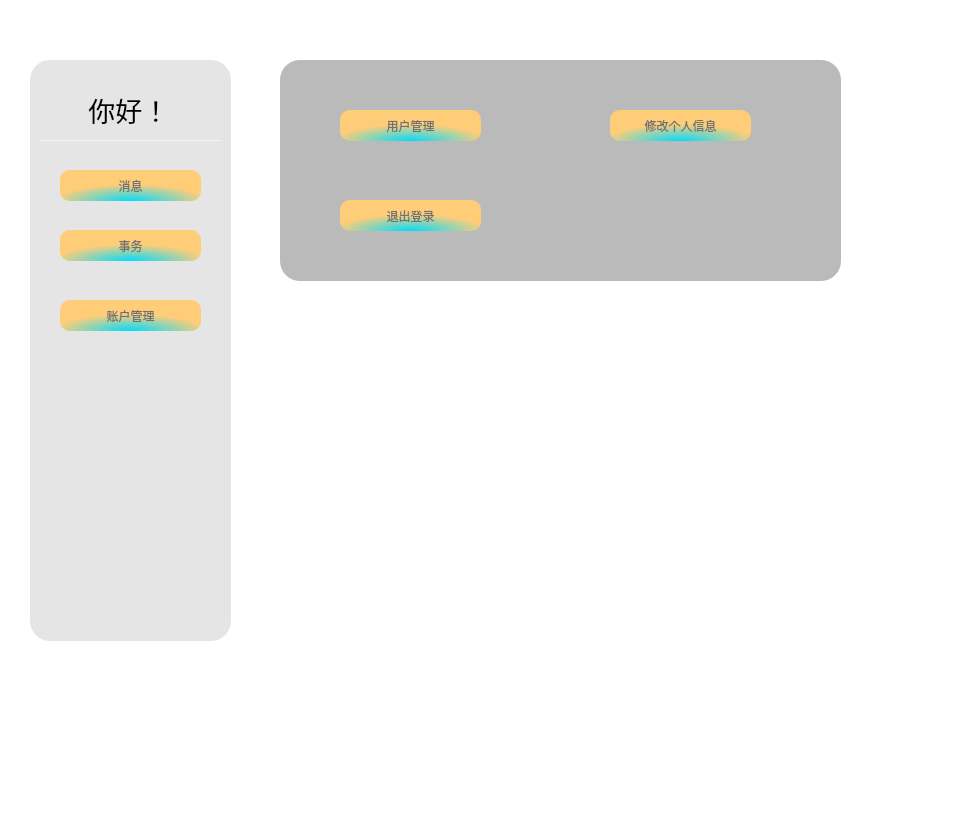
Before: the Qt Designer form view/homepage/administratorhomepage.ui in JunWang666/LabNexus, drawn with Qt 5.
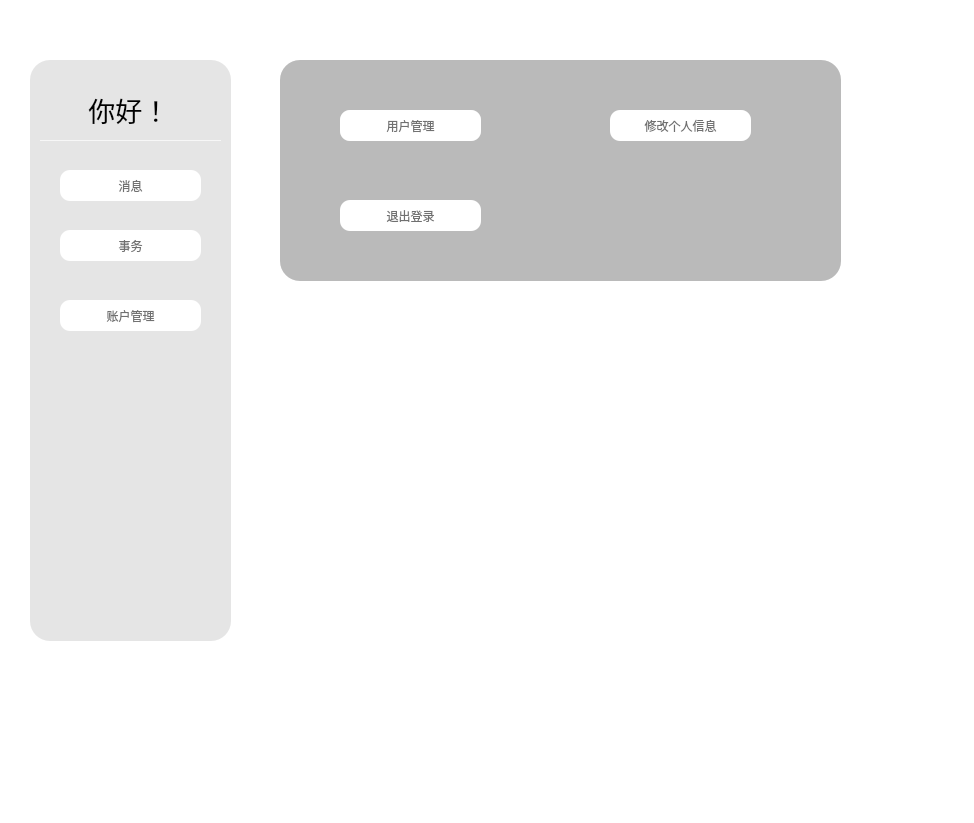
After: the same form once the commit is applied. Icons and pictures are not drawn.

What changed in the file:
```diff
--- a/view/homepage/administratorhomepage.ui
+++ b/view/homepage/administratorhomepage.ui
@@ -15,91 +15,98 @@
   </property>
   <property name="styleSheet">
    <string notr="true">*{
-	background-color: rgb(255, 255, 255);
-}
+                background-color: rgb(255, 255, 255);
+                }
 
-QFrame#frame{
-border-radius:30px;
-	background-image: url(:/User_Page.jpg);
-border-repeat: no-repeat;
-    border-position: center;
+                QFrame#frame{
+                border-radius:30px;
+                background-image: url(:/User_Page.jpg);
+                border-repeat: no-repeat;
+                border-position: center;
 
-}
+                }
 
-#frame_2{
-	background-color: rgba(89, 89, 89, 40);
-border-radius:20px;
-}
+                #frame_2{
+                background-color: rgba(89, 89, 89, 40);
+                border-radius:20px;
+                }
 
-#welcomeLabel{
-	background-color: rgba(255, 255, 255, 0);
-border-bottom:1px solid rgba(255, 255, 255, 180);
-}
-QPushButton#messageButton{
-	background-color: rgba(255, 255, 255, 0);
-outline:none;
-}
+                #welcomeLabel{
+                background-color: rgba(255, 255, 255, 0);
+                border-bottom:1px solid rgba(255, 255, 255, 180);
+                }
+                QPushButton#messageButton{
+                background-color: rgba(255, 255, 255, 0);
+                outline:none;
+                }
 
-#frame_3{
-	background-color: rgba(89, 89, 89, 60);
-border-radius:20px;
-}
-#frame_4{
-background-color: rgba(89, 89, 89, 60);
-border-radius:20px;
-}
+                #frame_3{
+                background-color: rgba(89, 89, 89, 60);
+                border-radius:20px;
+                }
+                #frame_4{
+                background-color: rgba(89, 89, 89, 60);
+                border-radius:20px;
+                }
 
-QPushButton{
-border-radius:10px;
-    outline:none;
-    background-color: qradialgradient(spread:pad, cx:0.5, cy:1, radius:0.538, fx:0.496955, fy:1, stop:0 rgba(0, 220, 255, 255), stop:1 rgba(255, 205, 120, 255));
-    font:700 20pt &quot;Microsoft YaHei UI&quot;;
-    color: rgb(112, 112, 112);
-border:none;
-}
+                QPushButton{
+                border-radius:10px;
+                outline:none;
+                background-color: qradialgradient(spread:pad, cx:0.5, cy:1, radius:0.538, fx:0.496955, fy:1, stop:0
+                rgba(0, 220, 255, 255), stop:1 rgba(255, 205, 120, 255));
+                font:700 20pt &quot;Microsoft YaHei UI&quot;;
+                color: rgb(112, 112, 112);
+                border:none;
+                }
 
-QPushButton#messageButton{
-outline:none;
-border-radius:10px;
-    background-color: qradialgradient(spread:pad, cx:0.5, cy:1, radius:0.538, fx:0.496955, fy:1, stop:0 rgba(0, 220, 255, 255), stop:1 rgba(255, 205, 120, 255));
-    font:700 20pt &quot;Microsoft YaHei UI&quot;;
-    color: rgb(112, 112, 112);
-border:none;
-}
+                QPushButton#messageButton{
+                outline:none;
+                border-radius:10px;
+                background-color: qradialgradient(spread:pad, cx:0.5, cy:1, radius:0.538, fx:0.496955, fy:1, stop:0
+                rgba(0, 220, 255, 255), stop:1 rgba(255, 205, 120, 255));
+                font:700 20pt &quot;Microsoft YaHei UI&quot;;
+                color: rgb(112, 112, 112);
+                border:none;
+                }
 
 
-QPushButton:hover{
-border-radius:10px;
-    background-color: qradialgradient(spread:pad, cx:0.5, cy:1, radius:0.538, fx:0.5, fy:0.5, stop:0 rgba(0, 220, 255, 255), stop:1 rgba(255, 205, 120, 255));
-    font: 20pt &quot;Microsoft YaHei UI&quot;;
-border:none;
-outline:none;
-}
-QPushButton:pressed{
-border-radius:10px;
-    border:none;
-    background-color: qradialgradient(spread:pad, cx:0.506, cy:0.9375, radius:0.538, fx:0.5, fy:0.5, stop:0 rgba(0, 220, 255, 255), stop:1 rgba(255, 189, 78, 255));
-padding-top:5px;
-padding-left:5px;
-outline:none;
-    font: 20pt &quot;Microsoft YaHei UI&quot;;
-}
-QPushButton#messageButton:hover{
-border-radius:10px;
-    background-color: qradialgradient(spread:pad, cx:0.5, cy:1, radius:0.538, fx:0.5, fy:0.5, stop:0 rgba(0, 220, 255, 255), stop:1 rgba(255, 205, 120, 255));
-    font: 20pt &quot;Microsoft YaHei UI&quot;;
-border:none;
-outline:none;
-}
-QPushButton#messageButton:pressed{
-border-radius:10px;
-    outline:none;
-    background-color: qradialgradient(spread:pad, cx:0.506, cy:0.9375, radius:0.538, fx:0.5, fy:0.5, stop:0 rgba(0, 220, 255, 255), stop:1 rgba(255, 189, 78, 255));
-padding-top:5px;
-padding-left:5px;
-border:none;
-    font: 20pt &quot;Microsoft YaHei UI&quot;;
-}</string>
+                QPushButton:hover{
+                border-radius:10px;
+                background-color: qradialgradient(spread:pad, cx:0.5, cy:1, radius:0.538, fx:0.5, fy:0.5, stop:0 rgba(0,
+                220, 255, 255), stop:1 rgba(255, 205, 120, 255));
+                font: 20pt &quot;Microsoft YaHei UI&quot;;
+                border:none;
+                outline:none;
+                }
+                QPushButton:pressed{
+                border-radius:10px;
+                border:none;
+                background-color: qradialgradient(spread:pad, cx:0.506, cy:0.9375, radius:0.538, fx:0.5, fy:0.5, stop:0
+                rgba(0, 220, 255, 255), stop:1 rgba(255, 189, 78, 255));
+                padding-top:5px;
+                padding-left:5px;
+                outline:none;
+                font: 20pt &quot;Microsoft YaHei UI&quot;;
+                }
+                QPushButton#messageButton:hover{
+                border-radius:10px;
+                background-color: qradialgradient(spread:pad, cx:0.5, cy:1, radius:0.538, fx:0.5, fy:0.5, stop:0 rgba(0,
+                220, 255, 255), stop:1 rgba(255, 205, 120, 255));
+                font: 20pt &quot;Microsoft YaHei UI&quot;;
+                border:none;
+                outline:none;
+                }
+                QPushButton#messageButton:pressed{
+                border-radius:10px;
+                outline:none;
+                background-color: qradialgradient(spread:pad, cx:0.506, cy:0.9375, radius:0.538, fx:0.5, fy:0.5, stop:0
+                rgba(0, 220, 255, 255), stop:1 rgba(255, 189, 78, 255));
+                padding-top:5px;
+                padding-left:5px;
+                border:none;
+                font: 20pt &quot;Microsoft YaHei UI&quot;;
+                }
+            </string>
   </property>
   <widget class="QFrame" name="frame">
    <property name="geometry">
```
Left out of the diff: 2 changed lines with no effect on the pictures. Lines whose indentation alone changed are shown as unchanged.
